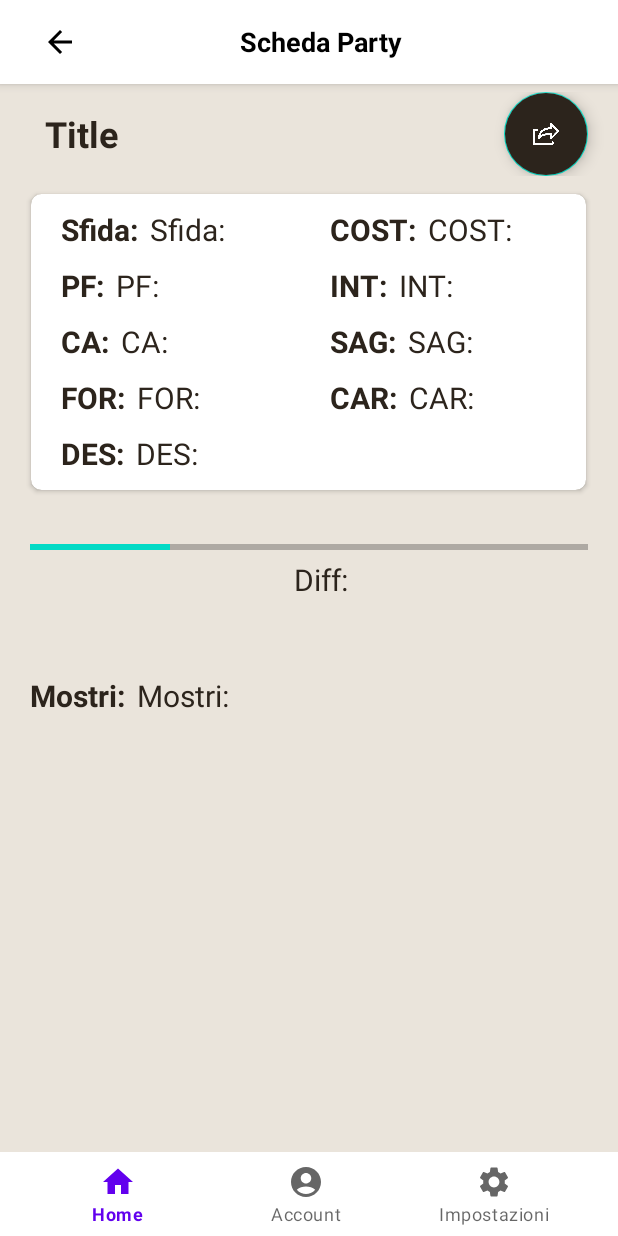
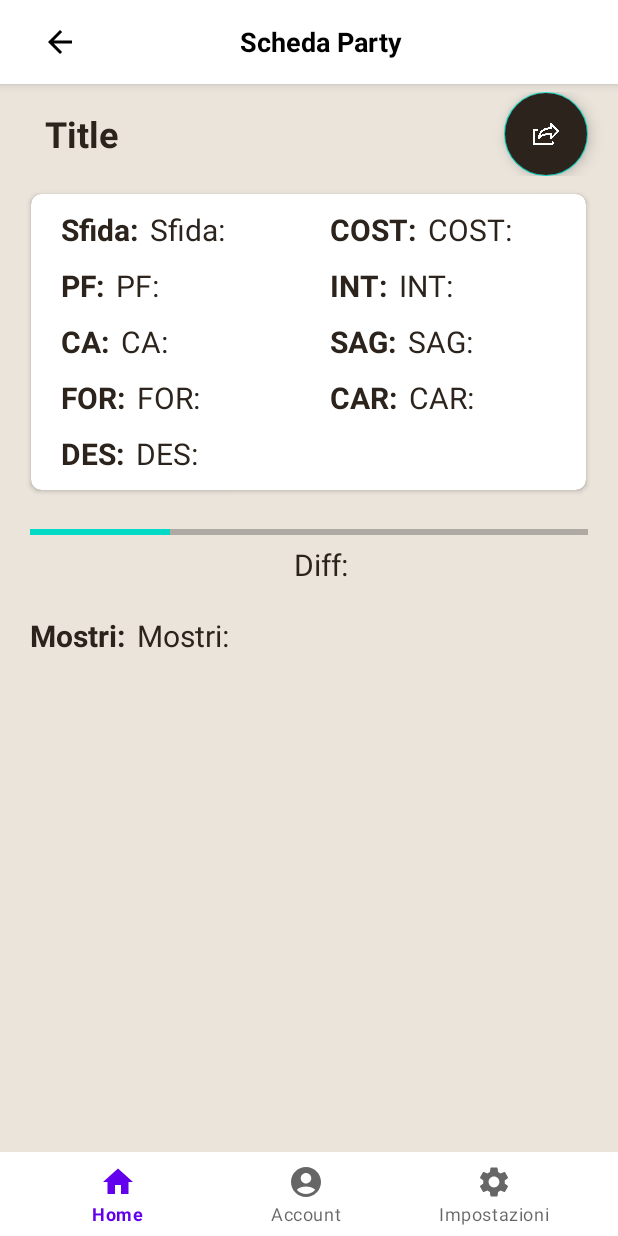
Before and after one commit to FedericoCardano/MonsterFestival, an Android app: the fragment DetailPartyFragment placed in its activity, on a phone screen of 412 x 824 dp. Run offline under Robolectric (Android 15) with nearby library versions, the phone set to English and light mode, and no system bars; our stand-ins replace Firebase (no records; nobody signed in at launch, a user with empty details on screens opened directly); libraries missing offline, so code that uses them is left out: com.itextpdf.io, com.itextpdf.kernel, com.itextpdf.layout.

Commit message:
Fatto alcune correzioni

```diff
--- a/app/src/main/AndroidManifest.xml
+++ b/app/src/main/AndroidManifest.xml
@@ -27,6 +27,11 @@
         android:maxSdkVersion="29"
         android:protectionLevel="dangerous"
         android:required="false" />
+
+    <uses-permission android:name="android.permission.MANAGE_EXTERNAL_STORAGE"
+        android:protectionLevel="dangerous"
+        android:required="false"
+        tools:ignore="ScopedStorage" />
 
     <queries>
         <intent>
--- a/app/src/main/java/com/example/monsterfestival/fragment_dir/DetailMonsterFragment.java
+++ b/app/src/main/java/com/example/monsterfestival/fragment_dir/DetailMonsterFragment.java
@@ -140,7 +140,7 @@ public class DetailMonsterFragment extends Fragment implements OnFragmentRemoveL
         });
 
         exportButton.setOnClickListener(view1 -> {
-            if (Build.VERSION.SDK_INT > 29 || ContextCompat.checkSelfPermission(requireContext(), Manifest.permission.WRITE_EXTERNAL_STORAGE) == PackageManager.PERMISSION_GRANTED)
+            if (Build.VERSION.SDK_INT > Build.VERSION_CODES.Q || ContextCompat.checkSelfPermission(requireContext(), Manifest.permission.WRITE_EXTERNAL_STORAGE) == PackageManager.PERMISSION_GRANTED)
             {
                 try {
                     createAndSharePdf(requireContext());
@@ -259,11 +259,12 @@ public class DetailMonsterFragment extends Fragment implements OnFragmentRemoveL
         // Visualizzazione o condivisione del PDF
         File file = new File(filePath);
         if (file.exists()) {
-            Uri pdfUri = FileProvider.getUriForFile(context, context.getPackageName() + ".fileprovider", file);
+            Uri pdfUri = FileProvider.getUriForFile(requireContext(), context.getApplicationContext().getPackageName() + ".fileprovider", file);
             Intent shareIntent = new Intent(Intent.ACTION_SEND);
             shareIntent.setType("application/pdf");
             shareIntent.putExtra(Intent.EXTRA_STREAM, pdfUri);
             shareIntent.addFlags(Intent.FLAG_GRANT_READ_URI_PERMISSION);
+            context.grantUriPermission(context.getApplicationContext().getPackageName(), pdfUri, Intent.FLAG_GRANT_READ_URI_PERMISSION);
             context.startActivity(Intent.createChooser(shareIntent, "Salva o Condividi..."));
         }
 
--- a/app/src/main/java/com/example/monsterfestival/fragment_dir/DetailPartyFragment.java
+++ b/app/src/main/java/com/example/monsterfestival/fragment_dir/DetailPartyFragment.java
@@ -157,7 +157,7 @@ public class DetailPartyFragment extends Fragment implements OnFragmentRemoveLis
         }
 
         exportButton.setOnClickListener(view1 -> {
-            if (Build.VERSION.SDK_INT > 29 || ContextCompat.checkSelfPermission(requireContext(), Manifest.permission.WRITE_EXTERNAL_STORAGE) == PackageManager.PERMISSION_GRANTED)
+            if (Build.VERSION.SDK_INT > Build.VERSION_CODES.Q || ContextCompat.checkSelfPermission(requireContext(), Manifest.permission.WRITE_EXTERNAL_STORAGE) == PackageManager.PERMISSION_GRANTED)
             {
                 try {
                     createAndSharePdf(requireContext());
@@ -254,11 +254,12 @@ public class DetailPartyFragment extends Fragment implements OnFragmentRemoveLis
         // Visualizzazione o condivisione del PDF
         File file = new File(filePath);
         if (file.exists()) {
-            Uri pdfUri = FileProvider.getUriForFile(context, context.getPackageName() + ".fileprovider", file);
+            Uri pdfUri = FileProvider.getUriForFile(requireContext(), context.getApplicationContext().getPackageName() + ".fileprovider", file);
             Intent shareIntent = new Intent(Intent.ACTION_SEND);
             shareIntent.setType("application/pdf");
             shareIntent.putExtra(Intent.EXTRA_STREAM, pdfUri);
             shareIntent.addFlags(Intent.FLAG_GRANT_READ_URI_PERMISSION);
+            context.grantUriPermission(context.getApplicationContext().getPackageName(), pdfUri, Intent.FLAG_GRANT_READ_URI_PERMISSION);
             context.startActivity(Intent.createChooser(shareIntent, "Salva o Condividi..."));
         }
 
--- a/app/src/main/res/layout/fragment_detail_monster.xml
+++ b/app/src/main/res/layout/fragment_detail_monster.xml
@@ -30,10 +30,10 @@
 
                 <TextView
                     android:id="@+id/detailName"
-                    android:layout_width="200dp"
+                    android:layout_width="250dp"
                     android:layout_height="wrap_content"
                     android:layout_gravity="center"
-                    android:layout_marginStart="30dp"
+                    android:layout_marginStart="10dp"
                     android:text="@string/Titolo"
                     android:textColor="@color/brawnColor"
                     android:textSize="24sp"
--- a/app/src/main/res/layout/fragment_detail_party.xml
+++ b/app/src/main/res/layout/fragment_detail_party.xml
@@ -334,9 +334,12 @@
                 android:layout_width="match_parent"
                 android:layout_height="match_parent"
                 android:layout_marginTop="10dp"
-                android:padding="20dp"
                 android:gravity="center"
-                android:orientation="vertical">
+                android:orientation="vertical"
+                android:paddingTop="10dp"
+                android:paddingStart="20dp"
+                android:paddingEnd="20dp"
+                android:paddingBottom="10dp">
 
                 <ProgressBar
                     android:id="@+id/DifficultyProgressBar"
@@ -344,9 +347,9 @@
                     android:layout_width="match_parent"
                     android:layout_height="0dp"
                     android:layout_weight="1"
+                    android:gravity="center"
                     android:outlineAmbientShadowColor="#FF1100"
                     android:outlineSpotShadowColor="#03A9F4"
-                    android:gravity="center"
                     android:progress="25" />
 
                 <TextView
@@ -365,9 +368,10 @@
                 android:layout_width="match_parent"
                 android:layout_height="wrap_content"
                 android:layout_gravity="center_vertical"
-                android:layout_marginTop="10dp"
-                android:padding="20dp"
-                android:orientation="horizontal">
+                android:orientation="horizontal"
+                android:paddingStart="20dp"
+                android:paddingTop="10dp"
+                android:paddingEnd="20dp">
 
                 <TextView
                     android:layout_width="wrap_content"
```
Also changed, not shown: app/src/main/java/com/example/monsterfestival/fragment_dir/SettingsFragment.java (+6 -3 lines).
